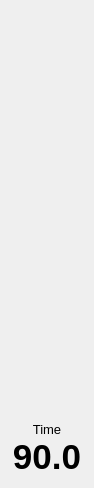
alberthier/bhware, file bhbot/tools/simulator/mainbar.ui: the form before one commit.
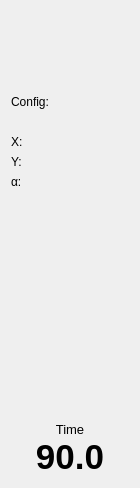
The form after the commit.

The edit to the form file:
```diff
--- a/bhbot/tools/simulator/mainbar.ui
+++ b/bhbot/tools/simulator/mainbar.ui
@@ -6,15 +6,21 @@
    <rect>
     <x>0</x>
     <y>0</y>
-    <width>94</width>
+    <width>140</width>
     <height>488</height>
    </rect>
   </property>
+  <property name="sizePolicy">
+   <sizepolicy hsizetype="Preferred" vsizetype="Preferred">
+    <horstretch>0</horstretch>
+    <verstretch>0</verstretch>
+   </sizepolicy>
+  </property>
   <property name="windowTitle">
    <string>MainBar</string>
   </property>
-  <layout class="QVBoxLayout" name="verticalLayout_3">
-   <item>
+  <layout class="QGridLayout" name="gridLayout">
+   <item row="0" column="0" colspan="2">
     <widget class="QPushButton" name="reload">
      <property name="sizePolicy">
       <sizepolicy hsizetype="Fixed" vsizetype="Fixed">
@@ -36,7 +42,7 @@
      </property>
     </widget>
    </item>
-   <item>
+   <item row="1" column="0" colspan="2">
     <widget class="QPushButton" name="start_pause">
      <property name="sizePolicy">
       <sizepolicy hsizetype="Fixed" vsizetype="Fixed">
@@ -58,7 +64,7 @@
      </property>
     </widget>
    </item>
-   <item>
+   <item row="2" column="0" colspan="2">
     <widget class="QPushButton" name="stop">
      <property name="sizePolicy">
       <sizepolicy hsizetype="Fixed" vsizetype="Fixed">
@@ -80,7 +86,93 @@
      </property>
     </widget>
    </item>
-   <item>
+   <item row="3" column="0" colspan="2">
+    <widget class="QLabel" name="config_title">
+     <property name="sizePolicy">
+      <sizepolicy hsizetype="Fixed" vsizetype="Preferred">
+       <horstretch>0</horstretch>
+       <verstretch>0</verstretch>
+      </sizepolicy>
+     </property>
+     <property name="text">
+      <string>Config:</string>
+     </property>
+    </widget>
+   </item>
+   <item row="4" column="0" colspan="2">
+    <widget class="QLabel" name="config">
+     <property name="sizePolicy">
+      <sizepolicy hsizetype="Fixed" vsizetype="Preferred">
+       <horstretch>0</horstretch>
+       <verstretch>0</verstretch>
+      </sizepolicy>
+     </property>
+     <property name="text">
+      <string/>
+     </property>
+    </widget>
+   </item>
+   <item row="5" column="0">
+    <widget class="QLabel" name="x_title">
+     <property name="sizePolicy">
+      <sizepolicy hsizetype="Fixed" vsizetype="Preferred">
+       <horstretch>0</horstretch>
+       <verstretch>0</verstretch>
+      </sizepolicy>
+     </property>
+     <property name="text">
+      <string>X:</string>
+     </property>
+    </widget>
+   </item>
+   <item row="5" column="1">
+    <widget class="QLabel" name="x">
+     <property name="text">
+      <string/>
+     </property>
+    </widget>
+   </item>
+   <item row="6" column="0">
+    <widget class="QLabel" name="y_title">
+     <property name="sizePolicy">
+      <sizepolicy hsizetype="Fixed" vsizetype="Preferred">
+       <horstretch>0</horstretch>
+       <verstretch>0</verstretch>
+      </sizepolicy>
+     </property>
+     <property name="text">
+      <string>Y:</string>
+     </property>
+    </widget>
+   </item>
+   <item row="6" column="1">
+    <widget class="QLabel" name="y">
+     <property name="text">
+      <string/>
+     </property>
+    </widget>
+   </item>
+   <item row="7" column="0">
+    <widget class="QLabel" name="angle_title">
+     <property name="sizePolicy">
+      <sizepolicy hsizetype="Fixed" vsizetype="Preferred">
+       <horstretch>0</horstretch>
+       <verstretch>0</verstretch>
+      </sizepolicy>
+     </property>
+     <property name="text">
+      <string>α:</string>
+     </property>
+    </widget>
+   </item>
+   <item row="7" column="1">
+    <widget class="QLabel" name="angle">
+     <property name="text">
+      <string/>
+     </property>
+    </widget>
+   </item>
+   <item row="8" column="0" colspan="2">
     <spacer name="verticalSpacer">
      <property name="orientation">
       <enum>Qt::Vertical</enum>
@@ -93,7 +185,7 @@
      </property>
     </spacer>
    </item>
-   <item>
+   <item row="9" column="0" colspan="2">
     <layout class="QVBoxLayout" name="verticalLayout_2">
      <property name="spacing">
       <number>0</number>
```
